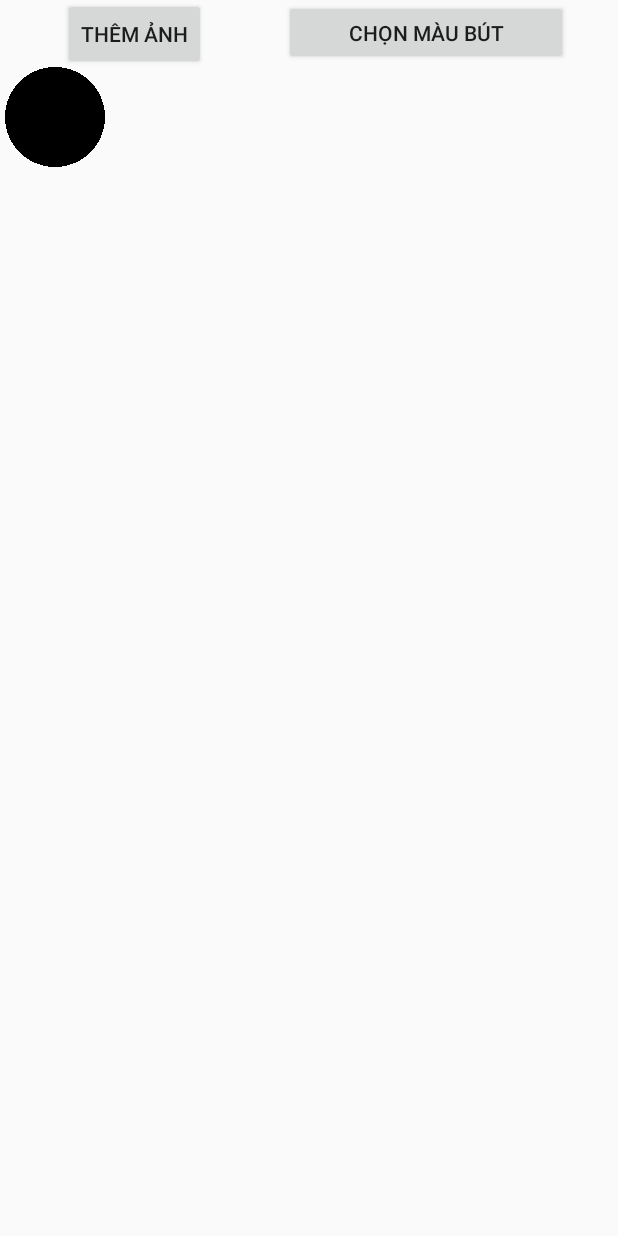
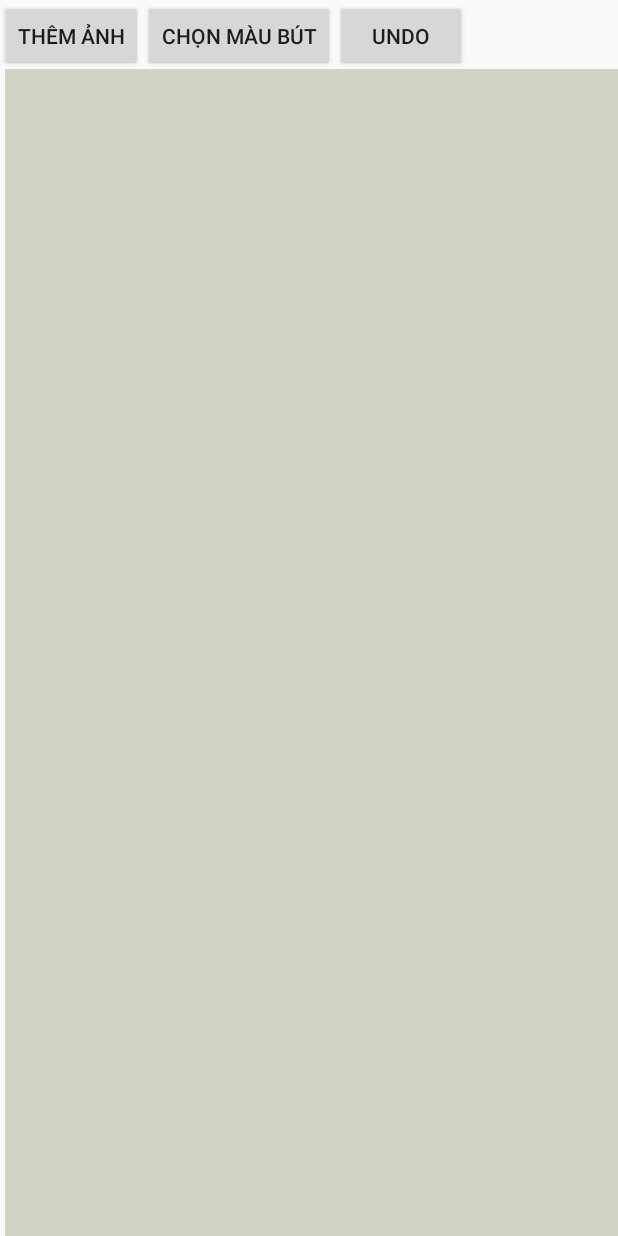
Before and after one commit to 1712916/doan_scan_android_nhom19, an Android app: the screen it shows after launch (MainActivity), on a phone screen of 412 x 824 dp. Run offline under Robolectric (Android 15) with nearby library versions, the phone set to English and light mode, and no system bars; libraries missing offline, so code that uses them is left out: yuku.ambilwarna.

Commit message:
Tạo button undo các đường path khi vẽ,tách class DrawingView tu ActivityMain, chỉnh lại layout

```diff
--- /dev/null
+++ b/1712916/ScanFingerDraw/app/src/main/java/com/example/scanfingerdraw/DrawingView.java
@@ -0,0 +1,187 @@
+package com.example.scanfingerdraw;
+
+import android.content.Context;
+import android.graphics.Bitmap;
+import android.graphics.Canvas;
+import android.graphics.Color;
+import android.graphics.Paint;
+import android.graphics.Path;
+import android.view.MotionEvent;
+import android.view.View;
+
+import java.util.ArrayList;
+
+import yuku.ambilwarna.AmbilWarnaDialog;
+import yuku.ambilwarna.AmbilWarnaDialog.OnAmbilWarnaListener;
+
+public class DrawingView extends View {
+
+
+    public int width;
+    public  int height;
+    private int mcolor= Color.BLACK;
+    Context context;
+    public Paint mPaint = initPaint(mcolor); //doi tuong de ve
+    private Path mPath;
+    private Bitmap mBitmap;
+    private Canvas mCanvas;
+
+    //  private Paint   mBitmapPaint;
+
+    private Paint circlePaint;//chỉ thị vị trí khi chạm vào màn hình "cái hình tròn"
+    private Path circlePath;
+
+    private ArrayList<Path> paths = new ArrayList<Path>();
+    private ArrayList<Paint> paints=new ArrayList<Paint>();
+    public DrawingView(Context c) {
+        super(c);
+        context=c;
+        mPath = new Path();
+        //mBitmapPaint = new Paint(Paint.DITHER_FLAG);
+
+        //Khoi tao cac gia tri ban dau cua but ve
+
+        //******///
+
+        circlePaint = new Paint();
+        circlePath = new Path();
+        circlePaint.setAntiAlias(true);
+        circlePaint.setColor(Color.BLUE);//chỉnh màu của cái "hình tròn" khi chạm tay vào màn hình
+        circlePaint.setStyle(Paint.Style.STROKE);//Tô màu cho cái hình tròn bên trên.
+        circlePaint.setStrokeJoin(Paint.Join.MITER);
+        circlePaint.setStrokeWidth(9f);
+    }
+
+    @Override
+    protected void onSizeChanged(int w, int h, int oldw, int oldh) {
+        super.onSizeChanged(w, h, oldw, oldh);
+
+        mBitmap = Bitmap.createBitmap(w, h, Bitmap.Config.ARGB_8888);
+        mCanvas = new Canvas(mBitmap);
+    }
+
+    @Override
+    protected void onDraw(Canvas canvas) {
+        super.onDraw(canvas);
+        //canvas.drawBitmap( mBitmap, 0, 0, mBitmapPaint);//vẽ xong nó sẽ có một độ dời(0,0)
+        //canvas.drawCircle(50,50,50,mBitmapPaint); //new add
+        //canvas.drawBitmap( mBitmap, 0, 0, mPaint);
+
+        for(int i=0;i<paths.size();i++)
+        {
+            canvas.drawPath(paths.get(i),paints.get(i));
+        }
+        canvas.drawPath( mPath,  mPaint);
+        canvas.drawPath( circlePath,  circlePaint);
+           /* for (Path p : paths){
+                canvas.drawPath(p, mPaint);
+            }*/
+    }
+
+    private float mX, mY;
+    private static final float TOUCH_TOLERANCE = 4;
+
+    private void touch_start(float x, float y) {
+        mPath.reset();
+        mPath.moveTo(x, y);
+        mX = x;
+        mY = y;
+    }
+
+    private void touch_move(float x, float y) {
+        float dx = Math.abs(x - mX);
+        float dy = Math.abs(y - mY);
+        if (dx >= TOUCH_TOLERANCE || dy >= TOUCH_TOLERANCE) {
+            /*Khi di chuyển tay khi chạm trên màn hình thì:
+             * điểm đầu: là lúc chạm tay
+             * điểm cuối là lúc nhấc tay ra
+             * Hàm lineTo bên dưới nối hai điểm từ điểm cuối với điểm đầu
+             * nên hàm quadTo xác định(điểm cuối) trong suốt quá trình tay mình rê trên màn hình*/
+            mPath.quadTo(mX, mY, (x + mX)/2, (y + mY)/2);
+            mX = x;
+            mY = y;
+
+            circlePath.reset();
+            circlePath.addCircle(mX, mY, 30, Path.Direction.CW);
+        }
+    }
+
+    private void touch_up() {
+
+        mPath.lineTo(mX, mY); //nối hai điểm
+        circlePath.reset();
+        // commit the path to our offscreen //ghi nhận những gì đã vẽ, có nghĩa khi vẽ xong nó không có mất đi
+        mCanvas.drawPath(mPath,  mPaint);
+        // kill this so we don't double draw
+
+        paths.add(mPath);
+        paints.add(mPaint);
+        mPath = new Path();
+        //mPath.reset();
+    }
+
+    @Override
+    public boolean onTouchEvent(MotionEvent event) {
+        float x = event.getX();
+        float y = event.getY();
+
+        switch (event.getAction()) {
+            case MotionEvent.ACTION_DOWN:
+                touch_start(x, y);
+                invalidate();
+                break;
+            case MotionEvent.ACTION_MOVE:
+                touch_move(x, y);
+                invalidate();
+                break;
+            case MotionEvent.ACTION_UP:
+                touch_up();
+                invalidate();
+                break;
+        }
+        return true;
+    }
+
+    public void onClickUndo () {
+        if (paths.size()>0)
+        {
+            paths.remove(paths.size()-1);
+            paints.remove(paints.size()-1);
+            invalidate();
+        }
+        else
+        {
+
+        }
+        //toast the user
+    }
+    public Paint initPaint(int color){
+        Paint mPaint=new Paint();
+        mPaint.setAntiAlias(true);
+        mPaint.setDither(true);
+        mPaint.setColor(color);
+        mPaint.setStyle(Paint.Style.STROKE);
+        mPaint.setStrokeJoin(Paint.Join.ROUND);
+        mPaint.setStrokeCap(Paint.Cap.ROUND);
+        mPaint.setStrokeWidth(20);
+        return mPaint;
+    }
+
+    public void openColorPicker(){
+        AmbilWarnaDialog colorPicker=new AmbilWarnaDialog(context, mcolor, new OnAmbilWarnaListener() {
+            @Override
+            public void onCancel(AmbilWarnaDialog dialog) {
+
+            }
+
+            @Override
+            public void onOk(AmbilWarnaDialog dialog, int color) {
+
+                mcolor=color;
+                mPaint=initPaint(mcolor);
+            }
+        });
+        colorPicker.show();
+    }
+
+}
--- a/1712916/ScanFingerDraw/app/src/main/java/com/example/scanfingerdraw/MainActivity.java
+++ b/1712916/ScanFingerDraw/app/src/main/java/com/example/scanfingerdraw/MainActivity.java
@@ -1,180 +1,47 @@
 package com.example.scanfingerdraw;
 
-import androidx.appcompat.app.AppCompatActivity;
-import androidx.core.content.ContextCompat;
+
 
 import android.app.Activity;
-import android.content.Context;
-import android.graphics.Bitmap;
-import android.graphics.Canvas;
-import android.graphics.Color;
-import android.graphics.Paint;
-import android.graphics.Path;
 import android.os.Bundle;
-import android.view.MotionEvent;
 import android.view.View;
 import android.widget.Button;
 import android.widget.LinearLayout;
 
+
 import yuku.ambilwarna.AmbilWarnaDialog;
 
 public class MainActivity extends Activity {
+    DrawingView dv ; //Nắm giữ các thuộc tính khi vẽ ở nơi được "chọn"
 
-    private Bundle savedInstanceState;
-
-
-    DrawingView dv ; //Nắm giữ các thuộc tính khi vẽ ở nơi được "chọn"
-    private Paint mPaint;
-    Button btnChooseColor;
-    int colorOfPen;
+    Button btnChooseColor,btnUndo;
 
     @Override
     protected void onCreate(Bundle savedInstanceState) {
-        this.savedInstanceState = savedInstanceState;
         super.onCreate(savedInstanceState);
+        setContentView(R.layout.activity_main);
 
-		dv = new DrawingView(this);
-		setContentView(R.layout.activity_main);
+        //Set cac thuoc tinh va noi de ve
+        dv = new DrawingView(this);
         LinearLayout mDrawingPad=(LinearLayout)findViewById(R.id.view_drawing_pad); //xác định vị trí được "chọn" để vẽ
         mDrawingPad.addView(dv);
-		colorOfPen= ContextCompat.getColor(MainActivity.this,R.color.colorPrimaryDark);
-        mPaint = new Paint();
-        mPaint.setAntiAlias(true);
-        mPaint.setDither(true);
-        mPaint.setColor(colorOfPen);
-        mPaint.setStyle(Paint.Style.STROKE);
-        mPaint.setStrokeJoin(Paint.Join.ROUND);
-        mPaint.setStrokeCap(Paint.Cap.ROUND);
-        mPaint.setStrokeWidth(20);
+        //************
 
         btnChooseColor=(Button)findViewById(R.id.btnChooseColor);
         btnChooseColor.setOnClickListener(new View.OnClickListener() {
             @Override
             public void onClick(View view) {
-                openColorPicker();
+                dv.openColorPicker();
+            }
+        });
+
+        btnUndo=(Button)findViewById(R.id.btnUndo);
+        btnUndo.setOnClickListener(new View.OnClickListener() {
+            @Override
+            public void onClick(View view) {
+                dv.onClickUndo();
             }
         });
 
     }
-
-    public void openColorPicker(){
-        AmbilWarnaDialog colorPicker=new AmbilWarnaDialog(this, colorOfPen, new AmbilWarnaDialog.OnAmbilWarnaListener() {
-            @Override
-            public void onCancel(AmbilWarnaDialog dialog) {
-
-            }
-
-            @Override
-            public void onOk(AmbilWarnaDialog dialog, int color) {
-                colorOfPen=color;
-                mPaint.setColor(colorOfPen);
-            }
-        });
-        colorPicker.show();
-    }
-    public class DrawingView extends View {
-
-        public int width;
-        public  int height;
-        private Bitmap mBitmap;
-        private Canvas mCanvas;
-        private Path    mPath;
-        private Paint   mBitmapPaint;
-        Context context;
-        private Paint circlePaint;//chỉ thị vị trí khi chạm vào màn hình "cái hình tròn"
-        private Path circlePath;
-
-        public DrawingView(Context c) {
-            super(c);
-            context=c;
-            mPath = new Path();
-            mBitmapPaint = new Paint(Paint.DITHER_FLAG);
-            circlePaint = new Paint();
-            circlePath = new Path();
-            circlePaint.setAntiAlias(true);
-            circlePaint.setColor(Color.BLUE);//chỉnh màu của cái "hình tròn" khi chạm tay vào màn hình
-            circlePaint.setStyle(Paint.Style.STROKE);//Tô màu cho cái hình tròn bên trên.
-            circlePaint.setStrokeJoin(Paint.Join.MITER);
-            circlePaint.setStrokeWidth(9f);
-        }
-
-        @Override
-        protected void onSizeChanged(int w, int h, int oldw, int oldh) {
-            super.onSizeChanged(w, h, oldw, oldh);
-
-            mBitmap = Bitmap.createBitmap(w, h, Bitmap.Config.ARGB_8888);
-            mCanvas = new Canvas(mBitmap);
-        }
-
-        @Override
-        protected void onDraw(Canvas canvas) {
-            super.onDraw(canvas);
-
-            canvas.drawBitmap( mBitmap, 0, 0, mBitmapPaint);//vẽ xong nó sẽ có một độ dời(0,0)
-            canvas.drawCircle(50,50,50,mBitmapPaint); //new add
-            canvas.drawPath( mPath,  mPaint);
-            canvas.drawPath( circlePath,  circlePaint);
-        }
-
-        private float mX, mY;
-        private static final float TOUCH_TOLERANCE = 4;
-
-        private void touch_start(float x, float y) {
-            mPath.reset();
-            mPath.moveTo(x, y);
-            mX = x;
-            mY = y;
-        }
-
-        private void touch_move(float x, float y) {
-            float dx = Math.abs(x - mX);
-            float dy = Math.abs(y - mY);
-            if (dx >= TOUCH_TOLERANCE || dy >= TOUCH_TOLERANCE) {
-                /*Khi di chuyển tay khi chạm trên màn hình thì:
-                * điểm đầu: là lúc chạm tay
-                * điểm cuối là lúc nhấc tay ra
-                * Hàm lineTo bên dưới nối hai điểm từ điểm cuối với điểm đầu
-                * nên hàm quadTo xác định(điểm cuối) trong suốt quá trình tay mình rê trên màn hình*/
-                mPath.quadTo(mX, mY, (x + mX)/2, (y + mY)/2);
-                mX = x;
-                mY = y;
-
-               circlePath.reset();
-               circlePath.addCircle(mX, mY, 30, Path.Direction.CW);
-            }
-        }
-
-        private void touch_up() {
-
-            mPath.lineTo(mX, mY); //nối hai điểm
-            circlePath.reset();
-            // commit the path to our offscreen //ghi nhận những gì đã vẽ, có nghĩa khi vẽ xong nó không có mất đi
-            mCanvas.drawPath(mPath,  mPaint);
-            // kill this so we don't double draw
-            mPath.reset();
-        }
-
-        @Override
-        public boolean onTouchEvent(MotionEvent event) {
-            float x = event.getX();
-            float y = event.getY();
-
-            switch (event.getAction()) {
-                case MotionEvent.ACTION_DOWN:
-                    touch_start(x, y);
-                    invalidate();
-                    break;
-                case MotionEvent.ACTION_MOVE:
-                    touch_move(x, y);
-                    invalidate();
-                    break;
-                case MotionEvent.ACTION_UP:
-                    touch_up();
-                    invalidate();
-                    break;
-            }
-            return true;
-        }
-
-    }
 }
--- a/1712916/ScanFingerDraw/app/src/main/res/layout/activity_main.xml
+++ b/1712916/ScanFingerDraw/app/src/main/res/layout/activity_main.xml
@@ -1,41 +1,37 @@
 <?xml version="1.0" encoding="utf-8"?>
-<RelativeLayout
+<LinearLayout
     xmlns:android="http://schemas.android.com/apk/res/android"
     android:id="@+id/rlid"
     android:layout_width="match_parent"
     android:layout_height="match_parent"
     android:orientation="vertical" >
-
+    <LinearLayout
+        android:layout_width="match_parent"
+        android:layout_height="wrap_content"
+        android:orientation="horizontal">
         <Button
             android:id="@+id/btnAddImg"
             android:layout_width="wrap_content"
             android:layout_height="wrap_content"
-        android:layout_alignParentStart="true"
-        android:layout_alignParentLeft="true"
-        android:layout_alignParentTop="true"
-        android:layout_marginStart="42dp"
-        android:layout_marginLeft="42dp"
-        android:layout_marginTop="-1dp"
             android:text="Thêm ảnh" />
 
         <Button
             android:id="@+id/btnChooseColor"
-        android:layout_width="163dp"
-        android:layout_height="43dp"
-        android:layout_alignParentEnd="true"
-        android:layout_alignParentRight="true"
-        android:layout_marginStart="52dp"
-        android:layout_marginLeft="52dp"
-        android:layout_marginEnd="33dp"
-        android:layout_marginRight="33dp"
-        android:layout_toEndOf="@+id/btnAddImg"
-        android:layout_toRightOf="@+id/btnAddImg"
+            android:layout_width="wrap_content"
+            android:layout_height="wrap_content"
             android:text="Chọn màu bút" />
+
+        <Button
+            android:id="@+id/btnUndo"
+            android:layout_width="wrap_content"
+            android:layout_height="wrap_content"
+            android:text="Undo" />
+    </LinearLayout>
+
 
     <LinearLayout
         android:layout_width="match_parent"
         android:layout_height="match_parent"
-        android:layout_below="@+id/btnAddImg"
         android:layout_alignParentStart="true"
         android:layout_alignParentLeft="true"
         android:layout_marginStart="3dp"
@@ -46,12 +42,14 @@
         android:weightSum="1.0">
 
         <LinearLayout
+            android:background="#D3D3C5"
             android:id="@+id/view_drawing_pad"
             android:layout_width="match_parent"
             android:layout_height="match_parent"
             android:orientation="horizontal">
 
+
         </LinearLayout>
 
     </LinearLayout>
-</RelativeLayout>
+</LinearLayout>
```
Lines whose indentation alone changed are shown as unchanged.
